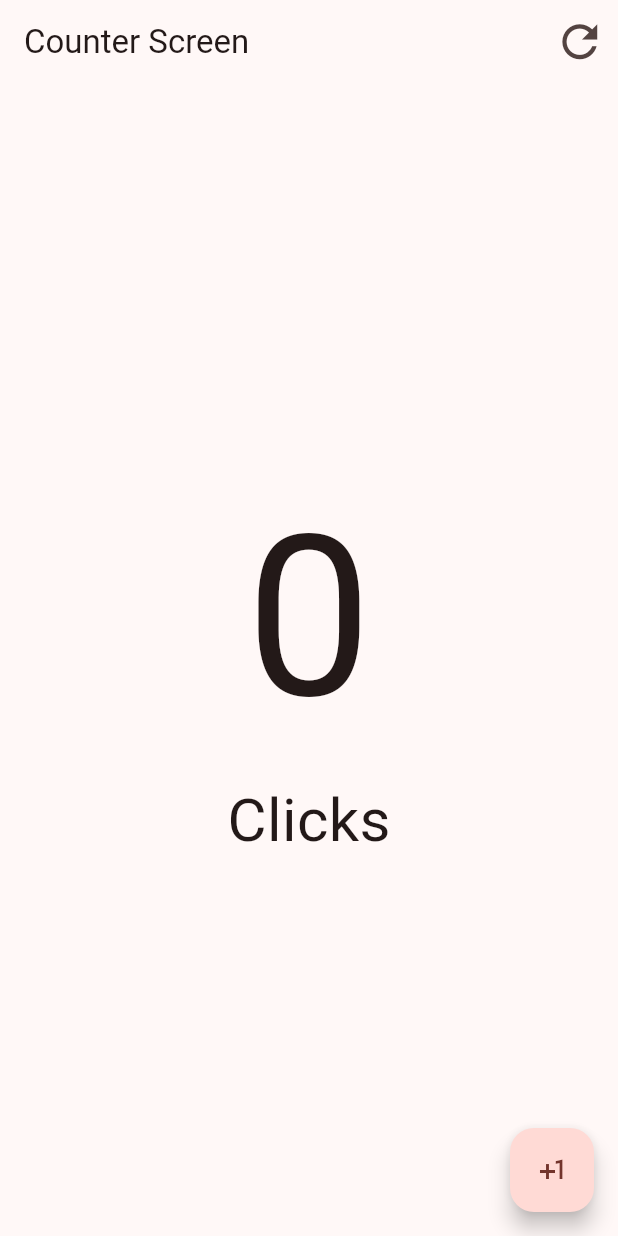
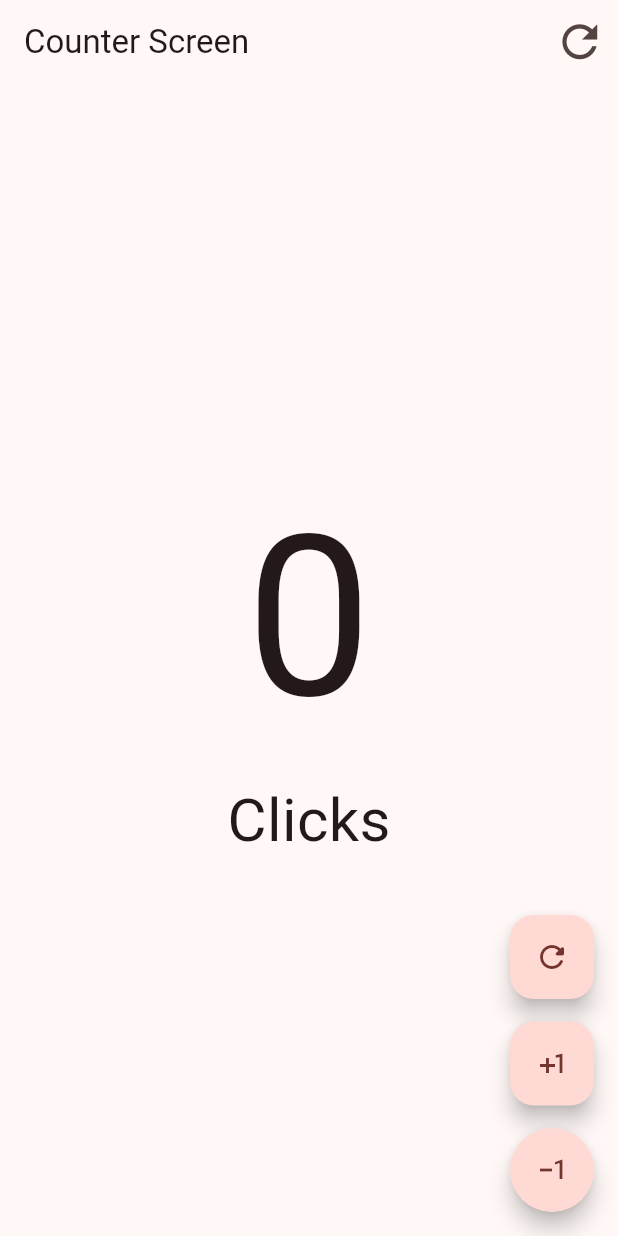
Before and after one commit to tejeoner34/flutter_counter_app, a Flutter app: the screen it shows after launch, on a phone screen of 412 x 824 dp. Run offline on Flutter 3.47's test engine with Material 2 defaults, Android fonts, the phone set to English and light mode, and no system bars; missing offline and left inert: dart:ffi.

Commit message:
feat: created CustomButton component

```diff
--- a/lib/presentation/screens/counter_screen.dart
+++ b/lib/presentation/screens/counter_screen.dart
@@ -1,3 +1,5 @@
+import 'dart:ffi';
+
 import 'package:flutter/material.dart';
 
 class CounterScreen extends StatefulWidget {
@@ -36,14 +38,64 @@ class _CounterScreenState extends State<CounterScreen> {
             ],
           ),
         ),
-      floatingActionButton: FloatingActionButton(
+        floatingActionButton: Column(
+          mainAxisAlignment: MainAxisAlignment.end,
+          children: [
+            CustomButton(
+              icon: Icons.refresh_rounded,
+              onPressed: () {
+                setState(() {
+                  counterCount = 0;
+                });
+              },
+            ),
+            const SizedBox(
+              height: 15,
+            ),
+            CustomButton(
+              icon: Icons.plus_one,
               onPressed: () {
                 setState(() {
                   counterCount++;
                 });
               },
-        child: const Icon(Icons.plus_one),
             ),
+            const SizedBox(height: 15),
+            CustomButton(
+              icon: Icons.exposure_minus_1,
+              isStadiumBorder: true,
+              onPressed: () {
+                setState(() {
+                  if (counterCount > 0) {
+                    counterCount--;
+                  }
+                });
+              },
+            ),
+          ],
+        ));
+  }
+}
+
+class CustomButton extends StatelessWidget {
+  final IconData icon;
+  final bool isStadiumBorder;
+  final VoidCallback? onPressed;
+
+  const CustomButton({
+    super.key,
+    required this.icon,
+    this.isStadiumBorder = false,
+    this.onPressed,
+  });
+
+  @override
+  Widget build(BuildContext context) {
+    return FloatingActionButton(
+      enableFeedback: true,
+      onPressed: onPressed,
+      shape: isStadiumBorder ? const StadiumBorder() : null,
+      child: Icon(icon),
     );
   }
 }
```
Lines whose indentation alone changed are shown as unchanged.
